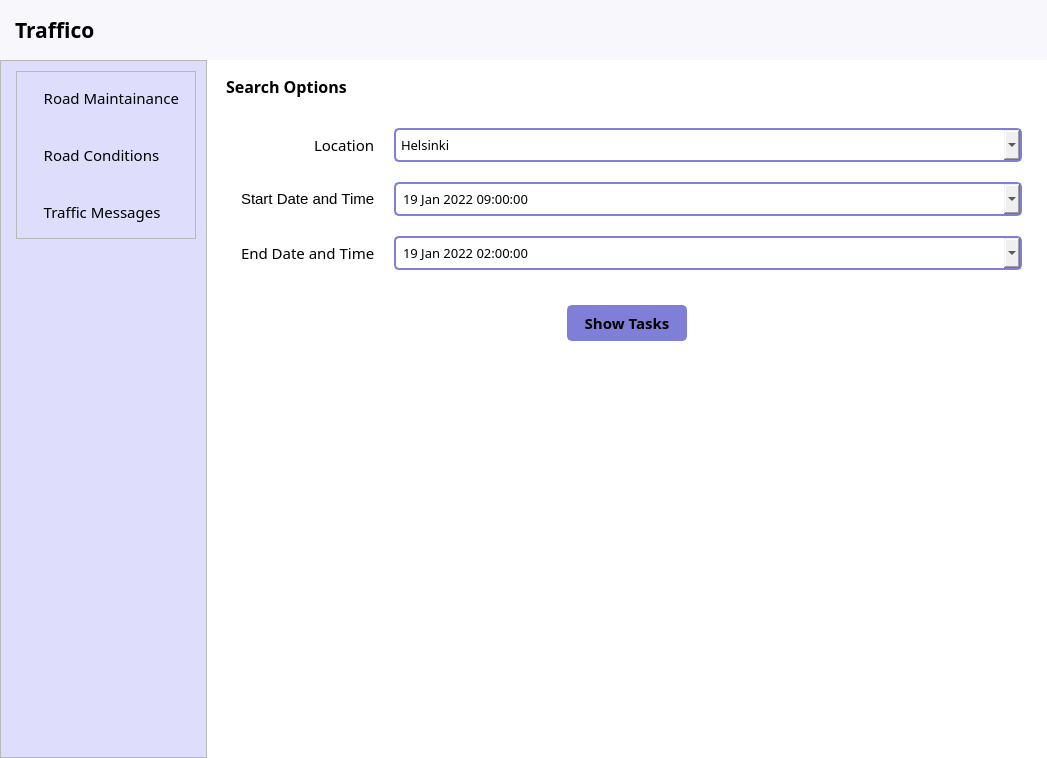
Old version of the form interface.ui in the repository FAHID-KHAN/Traffico-Finnish-Traffic-System-.
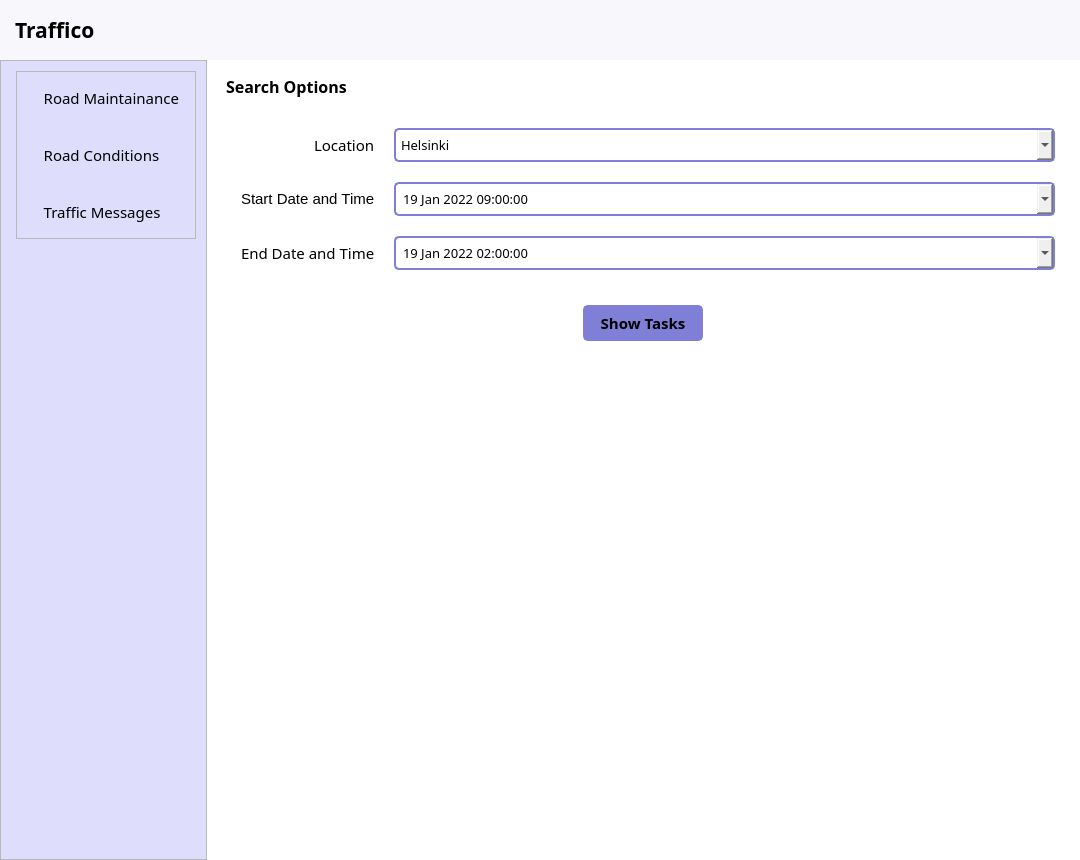
New version of the form. The open tabs and pages were chosen to show the change. Icons and pictures are not drawn.

```diff
--- a/interface.ui
+++ b/interface.ui
@@ -6,8 +6,8 @@
    <rect>
     <x>0</x>
     <y>0</y>
-    <width>1047</width>
-    <height>748</height>
+    <width>1080</width>
+    <height>860</height>
    </rect>
   </property>
   <property name="windowTitle">
@@ -42,6 +42,10 @@
 	background-color: #7f7fd7;
 }
 
+QPushButton:hover {
+	background-color: #e5f3ff;
+}
+
 #main_button, #cond_button, #msg_button {
 	padding: 10px;
 	text-align: left;
@@ -777,7 +781,25 @@
                           <number>0</number>
                          </property>
                          <widget class="QWidget" name="blank_page_1"/>
-                         <widget class="QWidget" name="results_page_1"/>
+                         <widget class="QWidget" name="results_page_1">
+                          <layout class="QHBoxLayout" name="horizontalLayout_16">
+                           <property name="spacing">
+                            <number>0</number>
+                           </property>
+                           <property name="leftMargin">
+                            <number>0</number>
+                           </property>
+                           <property name="topMargin">
+                            <number>0</number>
+                           </property>
+                           <property name="rightMargin">
+                            <number>0</number>
+                           </property>
+                           <property name="bottomMargin">
+                            <number>0</number>
+                           </property>
+                          </layout>
+                         </widget>
                         </widget>
                        </item>
                       </layout>
```
Left out of the diff: 2 changed lines with no effect on the pictures.
